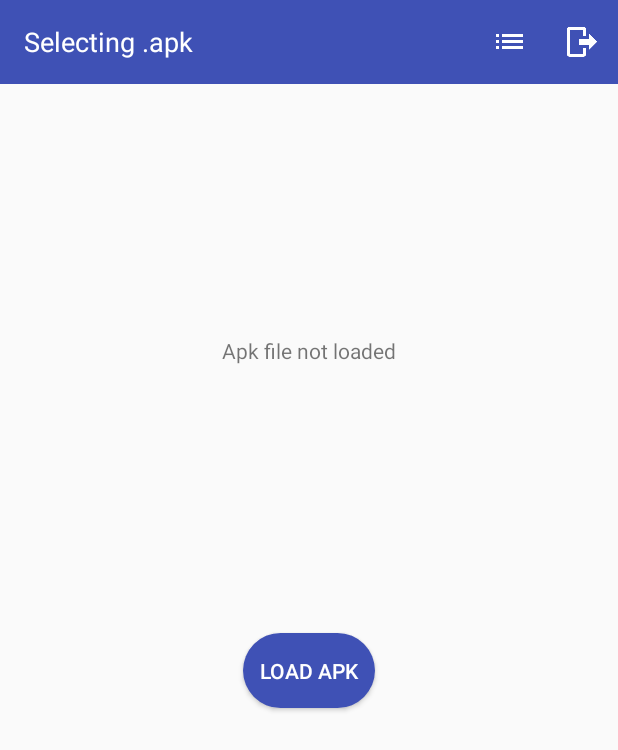
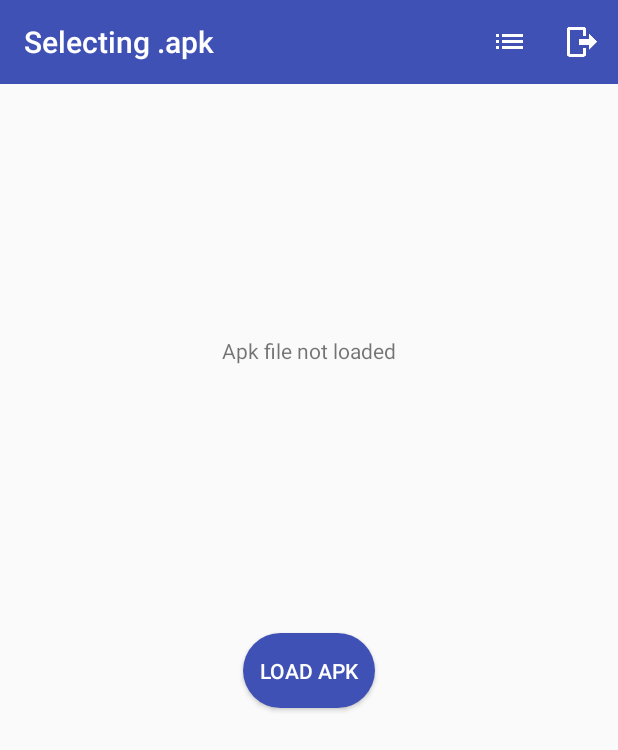
Before and after one commit to ogiba/AlphaBox, an Android app: the screen it shows after launch once a user with an empty profile is signed in (MainActivity), on a phone screen of 412 x 824 dp. Shown: the top 750 px of the screen. Run offline under Robolectric (Android 15) with nearby library versions, the phone set to English and light mode, and no system bars; our stand-ins replace ButterKnife, Firebase (no records; nobody signed in at launch, a user with empty details on screens opened directly).

```diff
--- a/app/src/main/java/pl/alphabox/utils/BaseToolbarActivity.java
+++ b/app/src/main/java/pl/alphabox/utils/BaseToolbarActivity.java
@@ -26,11 +26,11 @@ public abstract class BaseToolbarActivity<T> extends BaseActivity<T> {
         }
     }
 
-    private void setupToolbar() throws Exception {
+    protected void setupToolbar() throws Exception {
         if (toolbar != null) {
             this.setSupportActionBar(toolbar);
             if (this.getSupportActionBar() != null) {
-                this.getSupportActionBar().setDisplayShowTitleEnabled(false);
+                this.getSupportActionBar().setDisplayShowTitleEnabled(true);
             }
         } else {
             throw new Exception("Toolbar is required when extending " + BaseToolbarActivity.class + "class");
--- a/app/src/main/res/layout/activity_main.xml
+++ b/app/src/main/res/layout/activity_main.xml
@@ -1,5 +1,6 @@
 <?xml version="1.0" encoding="utf-8"?>
 <RelativeLayout xmlns:android="http://schemas.android.com/apk/res/android"
+    xmlns:app="http://schemas.android.com/apk/res-auto"
     xmlns:tools="http://schemas.android.com/tools"
     android:layout_width="match_parent"
     android:layout_height="match_parent"
@@ -10,17 +11,9 @@
         android:id="@+id/toolbar"
         android:layout_width="match_parent"
         android:layout_height="?actionBarSize"
-        android:background="@color/colorPrimary">
-
-        <TextView
-            android:id="@+id/toolbar_title"
-            android:layout_width="wrap_content"
-            android:layout_height="wrap_content"
-            android:text="@string/activity_main_title"
-            android:textColor="@android:color/white"
-            android:textSize="18sp" />
-
-    </android.support.v7.widget.Toolbar>
+        android:background="@color/colorPrimary"
+        app:title="@string/activity_main_title"
+        app:titleTextColor="@android:color/white" />
 
     <TextView
         android:id="@+id/tv_pick_status"
--- a/app/src/main/res/values/styles.xml
+++ b/app/src/main/res/values/styles.xml
@@ -1,12 +1,12 @@
 <resources>
 
     <!-- Base application theme. -->
-    <style name="AppTheme" parent="Theme.AppCompat.Light.DarkActionBar">
+    <style name="AppTheme" parent="Theme.AppCompat.Light.NoActionBar">
         <!-- Customize your theme here. -->
         <item name="colorPrimary">@color/colorPrimary</item>
         <item name="colorPrimaryDark">@color/colorPrimaryDark</item>
         <item name="colorAccent">@color/colorAccent</item>
-        <item name="windowActionBar">false</item>
-        <item name="windowNoTitle">true</item>
+        <item name="android:textColorPrimary">@android:color/white</item>
+        <item name="android:textColorSecondary">@android:color/white</item>
     </style>
 </resources>
```
Also changed, not shown: app/src/main/java/pl/alphabox/scenes/shared/SharedItemsActivity.java (+28 -1 lines), app/src/main/res/layout/activity_share.xml (+3 -9 lines), app/src/main/res/layout/activity_shared_items.xml (+10 -1 lines).
